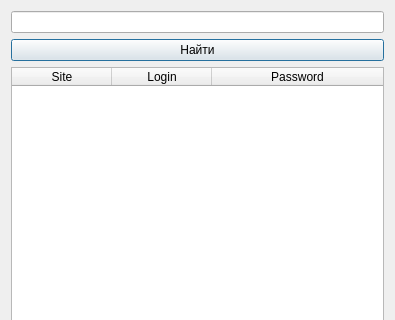
Before: the Qt Designer form Lab1/Lab1/keymanager.ui in DinarGaniev/201-351_Ganiev, drawn with Qt 5; both pictures show x 0 to 395 and y 0 to 320 of the 395 by 580 pixel window.
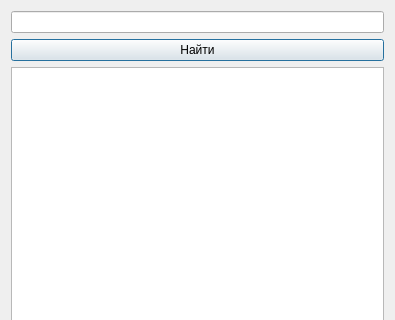
After: the same form once the commit is applied.

What changed in the file:
```diff
--- a/Lab1/Lab1/keymanager.ui
+++ b/Lab1/Lab1/keymanager.ui
@@ -30,7 +30,7 @@
       <set>QAbstractItemView::NoEditTriggers</set>
      </property>
      <property name="columnCount">
-      <number>3</number>
+      <number>0</number>
      </property>
      <attribute name="horizontalHeaderMinimumSectionSize">
       <number>39</number>
@@ -53,21 +53,6 @@
      <attribute name="verticalHeaderStretchLastSection">
       <bool>false</bool>
      </attribute>
-     <column>
-      <property name="text">
-       <string>Site</string>
-      </property>
-     </column>
-     <column>
-      <property name="text">
-       <string>Login</string>
-      </property>
-     </column>
-     <column>
-      <property name="text">
-       <string>Password</string>
-      </property>
-     </column>
     </widget>
    </item>
   </layout>
```
